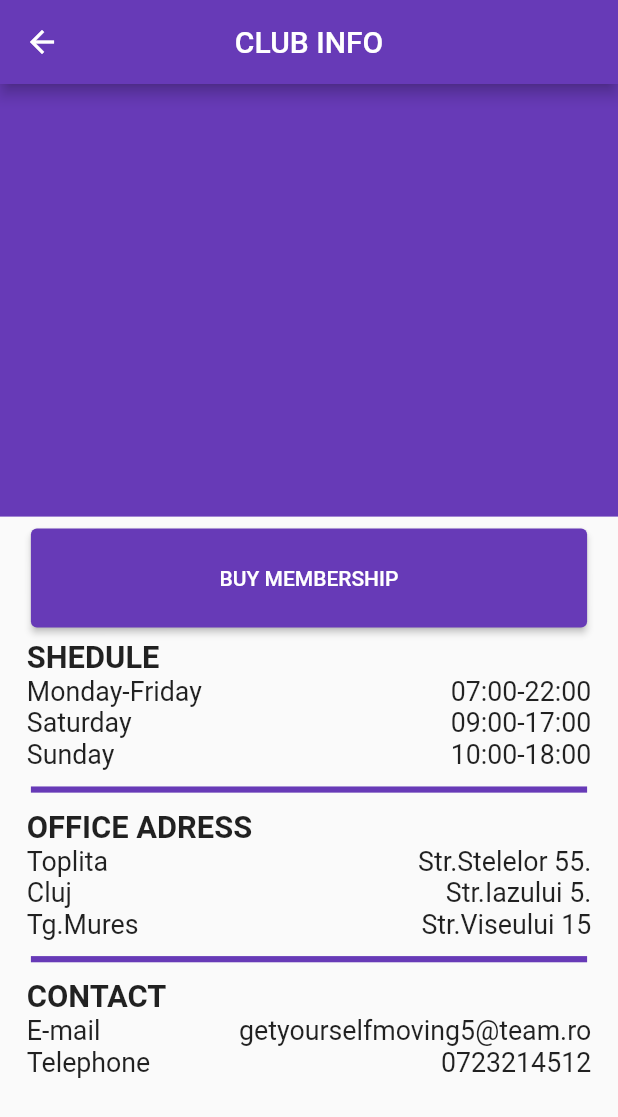
After one commit to BTihamer/MobileApp_project, a Flutter app: the ClubInfoScreen screen opened directly, on a phone screen of 412 x 824 dp. The commit adds this screen. Shown: the top 1117 px of the screen. Run offline on Flutter 3.47's test engine with Material 2 defaults, Android fonts, the phone set to English and light mode, and no system bars; our stand-ins replace firebase_auth, firebase_core, sizer; accounts and stored records are empty; network calls fail.

Commit message:
ClubInfo screen
implemented clubinfo screen, need to add image

```diff
--- /dev/null
+++ b/lib/UI/Screens/club_info_screen.dart
@@ -0,0 +1,168 @@
+import 'package:flutter/material.dart';
+import 'package:sizer/sizer.dart';
+
+class ClubInfoScreen extends StatelessWidget {
+  const ClubInfoScreen({ super.key });
+
+  @override
+  Widget build(BuildContext context) {
+    return Scaffold(
+        appBar: AppBar(
+          title: const Text("CLUB INFO"),
+          centerTitle: true,
+          backgroundColor: Colors.deepPurple,
+          leading: const BackButton(
+            color: Colors.white,
+          ),
+        ),
+        body: SingleChildScrollView(
+          child: SafeArea(
+              child: Column(
+                  children: [
+                      Container(
+                        height: 35.h,
+                        width: double.infinity,
+                        decoration: const BoxDecoration(
+                          color: Colors.deepPurple,
+                          /*image: DecorationImage(
+                            image: AssetImage(),
+                                fit: BoxFit.fill,*/
+                          ),
+                        ),
+                    Padding(
+                      padding: const EdgeInsets.all(8.0),
+                      child: SizedBox(
+                        height: 8.h,
+                        width: 90.w,
+                        child: ElevatedButton(onPressed:(){},
+                            child: const Text("BUY MEMBERSHIP")),
+                      ),
+                    ),
+                    Padding(
+                      padding: EdgeInsets.only(left: 13.sp,right: 13.sp),
+                      child: Align(
+                        alignment: Alignment.centerLeft,
+                          child: Text("SHEDULE",style: TextStyle(fontSize: 15.sp,fontWeight: FontWeight.bold),)
+                      ),
+                    ),
+                    Padding(
+                      padding: EdgeInsets.only(left: 13.sp,right: 13.sp),
+                      child: Row(
+                        mainAxisAlignment: MainAxisAlignment.spaceBetween,
+                        children: [
+                          Text("Monday-Friday",style: TextStyle(fontSize: 13.sp),),
+                          Text("07:00-22:00",style: TextStyle(fontSize: 13.sp),)
+                        ],
+                      ),
+                    ),
+                    Padding(
+                      padding: EdgeInsets.only(left: 13.sp,right: 13.sp),
+                      child: Row(
+                        mainAxisAlignment: MainAxisAlignment.spaceBetween,
+                        children: [
+                          Text("Saturday",style: TextStyle(fontSize: 13.sp),),
+                          Text("09:00-17:00",style: TextStyle(fontSize: 13.sp),)
+                        ],
+                      ),
+                    ),
+                    Padding(
+                      padding: EdgeInsets.only(left: 13.sp,right: 13.sp),
+                      child: Row(
+                        mainAxisAlignment: MainAxisAlignment.spaceBetween,
+                        children: [
+                          Text("Sunday",style: TextStyle(fontSize: 13.sp),),
+                          Text("10:00-18:00",style: TextStyle(fontSize: 13.sp),)
+                        ],
+                      ),
+                    ),
+                    Padding(
+                      padding:EdgeInsets.only(top: 8.sp,bottom: 8.sp),
+                      child: Container(
+                        height: 1.h/2,
+                        width: 90.w,
+                        decoration:const BoxDecoration(
+                          color: Colors.deepPurple,
+                        ),
+                      ),
+                    ),
+                    Padding(
+                      padding: EdgeInsets.only(left: 13.sp,right: 13.sp),
+                      child: Align(
+                          alignment: Alignment.centerLeft,
+                          child: Text("OFFICE ADRESS",style: TextStyle(fontSize: 15.sp,fontWeight: FontWeight.bold),)
+                      ),
+                    ),
+                    Padding(
+                      padding: EdgeInsets.only(left: 13.sp,right: 13.sp),
+                      child: Row(
+                        mainAxisAlignment: MainAxisAlignment.spaceBetween,
+                        children: [
+                          Text("Toplita",style: TextStyle(fontSize: 13.sp),),
+                          Text("Str.Stelelor 55.",style: TextStyle(fontSize: 13.sp),)
+                        ],
+                      ),
+                    ),
+                    Padding(
+                      padding: EdgeInsets.only(left: 13.sp,right: 13.sp),
+                      child: Row(
+                        mainAxisAlignment: MainAxisAlignment.spaceBetween,
+                        children: [
+                          Text("Cluj",style: TextStyle(fontSize: 13.sp),),
+                          Text("Str.Iazului 5.",style: TextStyle(fontSize: 13.sp),)
+                        ],
+                      ),
+                    ),
+                    Padding(
+                      padding: EdgeInsets.only(left: 13.sp,right: 13.sp),
+                      child: Row(
+                        mainAxisAlignment: MainAxisAlignment.spaceBetween,
+                        children: [
+                          Text("Tg.Mures",style: TextStyle(fontSize: 13.sp),),
+                          Text("Str.Viseului 15",style: TextStyle(fontSize: 13.sp),)
+                        ],
+                      ),
+                    ),
+                    Padding(
+                      padding:EdgeInsets.only(top: 8.sp,bottom: 8.sp),
+                      child: Container(
+                        height: 1.h/2,
+                        width: 90.w,
+                        decoration:const BoxDecoration(
+                          color: Colors.deepPurple,
+                        ),
+                      ),
+                    ),
+                    Padding(
+                      padding: EdgeInsets.only(left: 13.sp,right: 13.sp),
+                      child: Align(
+                          alignment: Alignment.centerLeft,
+                          child: Text("CONTACT",style: TextStyle(fontSize: 15.sp,fontWeight: FontWeight.bold),)
+                      ),
+                    ),
+                    Padding(
+                      padding: EdgeInsets.only(left: 13.sp,right: 13.sp),
+                      child: Row(
+                        mainAxisAlignment: MainAxisAlignment.spaceBetween,
+                        children: [
+                          Text("E-mail",style: TextStyle(fontSize: 13.sp),),
+                          Text("getyourselfmoving5@team.ro",style: TextStyle(fontSize: 13.sp),)
+                        ],
+                      ),
+                    ),
+                    Padding(
+                      padding: EdgeInsets.only(left: 13.sp,right: 13.sp),
+                      child: Row(
+                        mainAxisAlignment: MainAxisAlignment.spaceBetween,
+                        children: [
+                          Text("Telephone",style: TextStyle(fontSize: 13.sp),),
+                          Text("0723214512",style: TextStyle(fontSize: 13.sp),)
+                        ],
+                      ),
+                    ),
+                  ]
+              )
+          ),
+        )
+    );
+  }
+}
--- a/lib/UI/Screens/home_page_screen.dart
+++ b/lib/UI/Screens/home_page_screen.dart
@@ -1,5 +1,6 @@
 import 'package:edzoteremappv2/UI/Screens/about_screen.dart';
 import 'package:edzoteremappv2/UI/Screens/capacity_status_screen.dart';
+import 'package:edzoteremappv2/UI/Screens/club_info_screen.dart';
 import 'package:edzoteremappv2/UI/Screens/payment_history_screen.dart';
 import 'package:edzoteremappv2/UI/Screens/profil_screen.dart';
 import 'package:edzoteremappv2/UI/Screens/change_password_screen.dart';
@@ -251,7 +252,11 @@ class _HomePageState extends State<HomePage>{
                                             BorderRadius.all(Radius.circular(10))),
                                         child: IconButton(
                                           icon: const Icon(Icons.location_on_outlined),
-                                          onPressed: (){},
+                                          onPressed: (){
+                                            Navigator.push(context,
+                                              MaterialPageRoute(builder: (context) => const ClubInfoScreen()),
+                                            );
+                                          },
                                         ),
                                       ),
                                     ),
```
